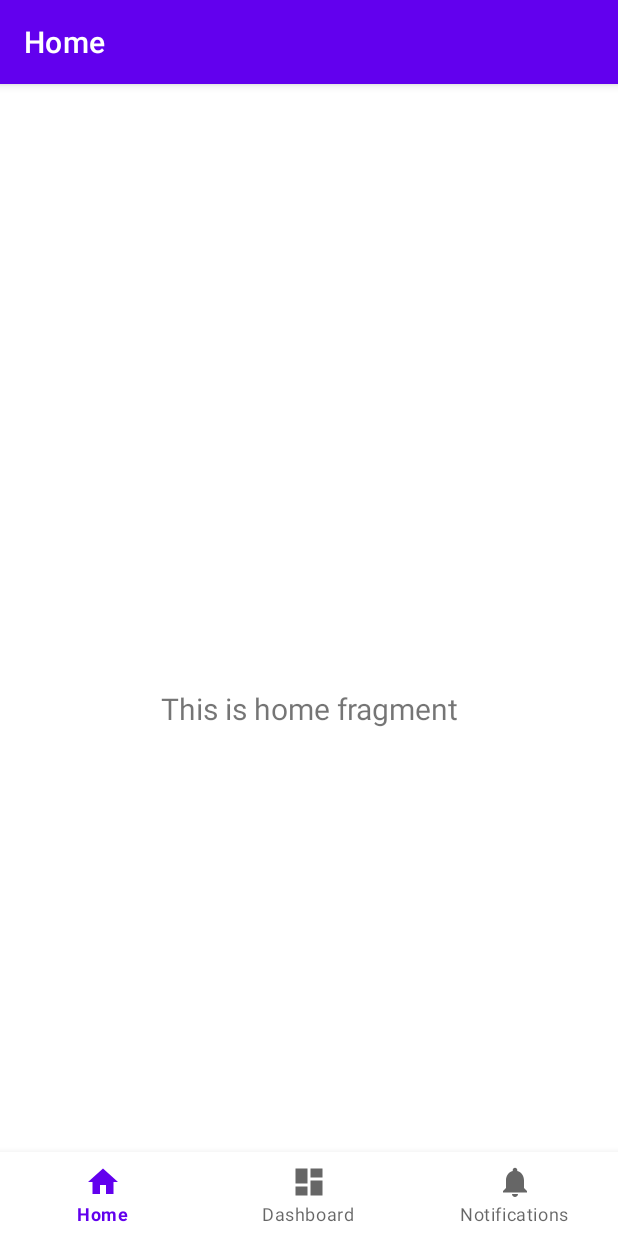
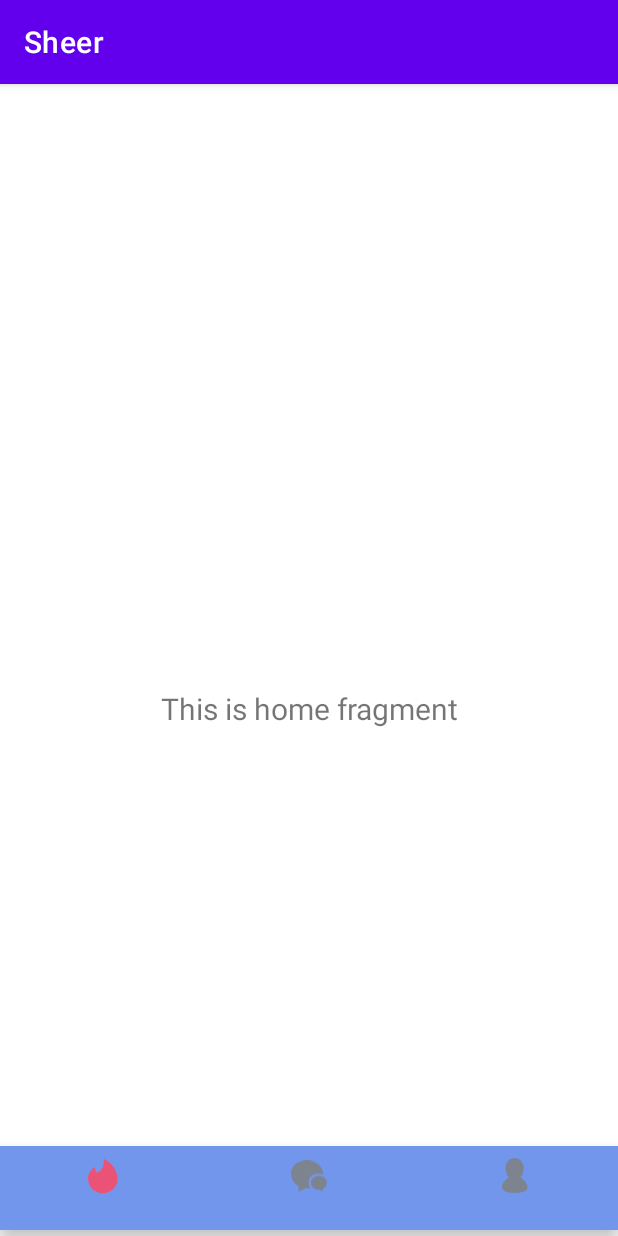
Before and after one commit to lucas-renato/Sheer, an Android app: the screen it shows after launch (MainActivity), on a phone screen of 412 x 824 dp. Run offline under Robolectric (Android 15) with nearby library versions, the phone set to English and light mode, and no system bars; our stand-ins replace navigation-ui.

Commit message:
alterações no menu

```diff
--- a/app/build.gradle.kts
+++ b/app/build.gradle.kts
@@ -43,6 +43,7 @@ dependencies {
     implementation(libs.lifecycle.viewmodel.ktx)
     implementation(libs.navigation.fragment)
     implementation(libs.navigation.ui)
+    implementation(libs.activity)
     testImplementation(libs.junit)
     androidTestImplementation(libs.ext.junit)
     androidTestImplementation(libs.espresso.core)
--- a/app/src/main/AndroidManifest.xml
+++ b/app/src/main/AndroidManifest.xml
@@ -11,16 +11,21 @@
         android:roundIcon="@mipmap/ic_launcher_round"
         android:supportsRtl="true"
         android:theme="@style/Theme.Sheer">
+
         <activity
-            android:name=".MainActivity"
-            android:exported="true"
-            android:label="@string/app_name">
+            android:name=".Inicio"
+            android:exported="true">
             <intent-filter>
                 <action android:name="android.intent.action.MAIN" />
-
                 <category android:name="android.intent.category.LAUNCHER" />
             </intent-filter>
         </activity>
+
+        <activity
+            android:name=".MainActivity"
+            android:exported="false"
+            android:label="@string/app_name" />
     </application>
 
+
 </manifest>
--- /dev/null
+++ b/app/src/main/java/com/example/sheer/Inicio.java
@@ -0,0 +1,33 @@
+package com.example.sheer;
+
+import android.content.Intent;
+import android.os.Bundle;
+import android.os.Handler;
+
+import androidx.activity.EdgeToEdge;
+import androidx.appcompat.app.AppCompatActivity;
+import androidx.core.graphics.Insets;
+import androidx.core.view.ViewCompat;
+import androidx.core.view.WindowInsetsCompat;
+
+public class Inicio extends AppCompatActivity {
+
+    @Override
+    protected void onCreate(Bundle savedInstanceState) {
+        super.onCreate(savedInstanceState);
+        EdgeToEdge.enable(this);
+        setContentView(R.layout.activity_inicio);
+
+        ViewCompat.setOnApplyWindowInsetsListener(findViewById(R.id.main), (v, insets) -> {
+            Insets systemBars = insets.getInsets(WindowInsetsCompat.Type.systemBars());
+            v.setPadding(systemBars.left, systemBars.top, systemBars.right, systemBars.bottom);
+            return insets;
+        });
+
+        new Handler().postDelayed(() -> {
+            Intent intent = new Intent(Inicio.this, MainActivity.class);
+            startActivity(intent);
+            finish();
+        }, 5000);
+    }
+}
--- /dev/null
+++ b/app/src/main/res/color/nav_item_color.xml
@@ -0,0 +1,5 @@
+<?xml version="1.0" encoding="utf-8"?>
+<selector xmlns:android="http://schemas.android.com/apk/res/android">
+    <item android:color="@color/sheer" android:state_checked="true" />
+    <item android:color="@color/cinza" />
+</selector>
--- /dev/null
+++ b/app/src/main/res/drawable/chat.xml
@@ -0,0 +1,10 @@
+<vector xmlns:android="http://schemas.android.com/apk/res/android"
+    android:width="31dp"
+    android:height="27dp"
+    android:viewportWidth="31"
+    android:viewportHeight="27">
+  <path
+      android:pathData="M6.533,26.516L6.389,22.206C6.385,22.08 6.311,21.968 6.199,21.911C4.02,20.797 0,17.335 0,11.589C0,4.199 6.382,0 13.772,0C20.997,0 27.419,4.816 27.702,11.78C27.711,12.012 27.479,12.178 27.256,12.113C26.473,11.882 25.154,11.589 23.849,11.589C21.833,11.589 15.283,12.26 15.283,18.978C15.283,20.944 15.827,22.318 16.346,23.122C16.518,23.388 16.323,23.849 16.005,23.849H13.011C12.959,23.849 12.908,23.861 12.861,23.884L7.018,26.806C6.799,26.915 6.541,26.761 6.533,26.516ZM30.903,19.314C30.903,21.582 29.48,23.559 27.376,24.593V26.285C27.376,26.544 27.093,26.706 26.869,26.574L24.749,25.326C24.508,25.349 24.264,25.36 24.017,25.36C20.214,25.36 17.131,22.653 17.131,19.314C17.131,15.975 20.214,13.268 24.017,13.268C27.82,13.268 30.903,15.975 30.903,19.314Z"
+      android:fillColor="#7D848F"
+      android:fillType="evenOdd"/>
+</vector>
--- a/app/src/main/res/drawable/ic_dashboard_black_24dp.xml
+++ /dev/null
@@ -1,9 +0,0 @@
-<vector xmlns:android="http://schemas.android.com/apk/res/android"
-    android:width="24dp"
-    android:height="24dp"
-    android:viewportWidth="24.0"
-    android:viewportHeight="24.0">
-    <path
-        android:fillColor="#FF000000"
-        android:pathData="M3,13h8L11,3L3,3v10zM3,21h8v-6L3,15v6zM13,21h8L21,11h-8v10zM13,3v6h8L21,3h-8z" />
-</vector>
--- a/app/src/main/res/drawable/ic_home_black_24dp.xml
+++ /dev/null
@@ -1,9 +0,0 @@
-<vector xmlns:android="http://schemas.android.com/apk/res/android"
-    android:width="24dp"
-    android:height="24dp"
-    android:viewportWidth="24.0"
-    android:viewportHeight="24.0">
-    <path
-        android:fillColor="#FF000000"
-        android:pathData="M10,20v-6h4v6h5v-8h3L12,3 2,12h3v8z" />
-</vector>
--- a/app/src/main/res/drawable/ic_notifications_black_24dp.xml
+++ /dev/null
@@ -1,9 +0,0 @@
-<vector xmlns:android="http://schemas.android.com/apk/res/android"
-    android:width="24dp"
-    android:height="24dp"
-    android:viewportWidth="24.0"
-    android:viewportHeight="24.0">
-    <path
-        android:fillColor="#FF000000"
-        android:pathData="M12,22c1.1,0 2,-0.9 2,-2h-4c0,1.1 0.89,2 2,2zM18,16v-5c0,-3.07 -1.64,-5.64 -4.5,-6.32L13.5,4c0,-0.83 -0.67,-1.5 -1.5,-1.5s-1.5,0.67 -1.5,1.5v0.68C7.63,5.36 6,7.92 6,11v5l-2,2v1h16v-1l-2,-2z" />
-</vector>
--- /dev/null
+++ b/app/src/main/res/drawable/tinder_icon.xml
@@ -0,0 +1,9 @@
+<vector xmlns:android="http://schemas.android.com/apk/res/android"
+    android:width="23dp"
+    android:height="28dp"
+    android:viewportWidth="23"
+    android:viewportHeight="28">
+  <path
+      android:pathData="M22.609,16.146C22.609,22.378 17.557,27.43 11.325,27.43C5.093,27.43 0.041,22.378 0.041,16.146C0.041,12.091 2.18,9.062 5.392,7.073C5.392,7.073 5.276,11.144 6.904,11.261C8.533,11.377 13.07,7.422 12.023,0.558C20.864,5.095 22.609,12.5 22.609,16.146Z"
+      android:fillColor="#7D848F"/>
+</vector>
--- /dev/null
+++ b/app/src/main/res/drawable/user.xml
@@ -0,0 +1,10 @@
+<vector xmlns:android="http://schemas.android.com/apk/res/android"
+    android:width="20dp"
+    android:height="27dp"
+    android:viewportWidth="20"
+    android:viewportHeight="27">
+  <path
+      android:pathData="M9.731,26.032C9.734,26.032 9.738,26.032 9.741,26.032C9.743,26.032 9.745,26.032 9.747,26.032C14.109,26.03 19.461,25.52 19.461,21.665C19.461,18.795 16.273,16.089 14.339,14.866C14.139,14.739 14.119,14.451 14.29,14.288C15.913,12.747 16.621,10.077 16.621,6.77C16.476,3.006 13.451,0 9.741,0C6.048,0 3.034,2.978 2.863,6.717C2.863,10.077 3.789,12.976 5.171,14.288C5.343,14.451 5.322,14.739 5.122,14.866C3.188,16.089 0,18.795 0,21.665C0,25.52 5.352,26.03 9.714,26.032C9.716,26.032 9.718,26.032 9.72,26.032C9.724,26.032 9.727,26.032 9.731,26.032Z"
+      android:fillColor="#7D848F"
+      android:fillType="evenOdd"/>
+</vector>
--- /dev/null
+++ b/app/src/main/res/layout/activity_inicio.xml
@@ -0,0 +1,19 @@
+<?xml version="1.0" encoding="utf-8"?>
+<androidx.constraintlayout.widget.ConstraintLayout xmlns:android="http://schemas.android.com/apk/res/android"
+    xmlns:app="http://schemas.android.com/apk/res-auto"
+    xmlns:tools="http://schemas.android.com/tools"
+    android:id="@+id/main"
+    android:layout_width="match_parent"
+    android:layout_height="match_parent"
+    tools:context=".Inicio">
+
+    <ImageView
+        android:id="@+id/imageView2"
+        android:layout_width="wrap_content"
+        android:layout_height="wrap_content"
+        app:layout_constraintBottom_toBottomOf="parent"
+        app:layout_constraintEnd_toEndOf="parent"
+        app:layout_constraintStart_toStartOf="parent"
+        app:layout_constraintTop_toTopOf="parent"
+        app:srcCompat="@drawable/logo" />
+</androidx.constraintlayout.widget.ConstraintLayout>
--- a/app/src/main/res/layout/activity_main.xml
+++ b/app/src/main/res/layout/activity_main.xml
@@ -10,13 +10,16 @@
         android:id="@+id/nav_view"
         android:layout_width="0dp"
         android:layout_height="wrap_content"
-        android:layout_marginStart="0dp"
-        android:layout_marginEnd="0dp"
-        android:background="?android:attr/windowBackground"
+        android:layout_marginBottom="4dp"
+        android:background="@color/azul_sheer"
         app:layout_constraintBottom_toBottomOf="parent"
+        app:layout_constraintHorizontal_bias="1.0"
         app:layout_constraintLeft_toLeftOf="parent"
         app:layout_constraintRight_toRightOf="parent"
-        app:menu="@menu/bottom_nav_menu" />
+        app:menu="@menu/bottom_nav_menu"
+
+        app:itemIconTint="@color/nav_item_color"
+        app:itemTextColor="@color/nav_item_color"/>
 
     <fragment
         android:id="@+id/nav_host_fragment_activity_main"
--- a/app/src/main/res/menu/bottom_nav_menu.xml
+++ b/app/src/main/res/menu/bottom_nav_menu.xml
@@ -3,17 +3,14 @@
 
     <item
         android:id="@+id/navigation_home"
-        android:icon="@drawable/ic_home_black_24dp"
-        android:title="@string/title_home" />
+        android:icon="@drawable/tinder_icon" />
 
     <item
         android:id="@+id/navigation_dashboard"
-        android:icon="@drawable/ic_dashboard_black_24dp"
-        android:title="@string/title_dashboard" />
+        android:icon="@drawable/chat" />
 
     <item
         android:id="@+id/navigation_notifications"
-        android:icon="@drawable/ic_notifications_black_24dp"
-        android:title="@string/title_notifications" />
+        android:icon="@drawable/user" />
 
 </menu>
--- a/app/src/main/res/values/colors.xml
+++ b/app/src/main/res/values/colors.xml
@@ -7,4 +7,7 @@
     <color name="teal_700">#FF018786</color>
     <color name="black">#FF000000</color>
     <color name="white">#FFFFFFFF</color>
+    <color name="sheer">#EB5376</color>
+    <color name="azul_sheer">#7196EC</color>
+    <color name="cinza">#7D848F</color>
 </resources>
--- a/app/src/main/res/values/strings.xml
+++ b/app/src/main/res/values/strings.xml
@@ -1,6 +1,6 @@
 <resources>
     <string name="app_name">Sheer</string>
-    <string name="title_home">Home</string>
-    <string name="title_dashboard">Dashboard</string>
-    <string name="title_notifications">Notifications</string>
+    <string name="title_home">Sheer</string>
+    <string name="title_dashboard">Sheer</string>
+    <string name="title_notifications">Sheer</string>
 </resources>
--- a/gradle/libs.versions.toml
+++ b/gradle/libs.versions.toml
@@ -10,6 +10,7 @@ lifecycleLivedataKtx = "2.9.3"
 lifecycleViewmodelKtx = "2.9.3"
 navigationFragment = "2.9.3"
 navigationUi = "2.9.3"
+activity = "1.8.0"
 
 [libraries]
 junit = { group = "junit", name = "junit", version.ref = "junit" }
@@ -22,6 +23,7 @@ lifecycle-livedata-ktx = { group = "androidx.lifecycle", name = "lifecycle-lived
 lifecycle-viewmodel-ktx = { group = "androidx.lifecycle", name = "lifecycle-viewmodel-ktx", version.ref = "lifecycleViewmodelKtx" }
 navigation-fragment = { group = "androidx.navigation", name = "navigation-fragment", version.ref = "navigationFragment" }
 navigation-ui = { group = "androidx.navigation", name = "navigation-ui", version.ref = "navigationUi" }
+activity = { group = "androidx.activity", name = "activity", version.ref = "activity" }
 
 [plugins]
 android-application = { id = "com.android.application", version.ref = "agp" }
```
Also changed, not shown: app/src/main/res/drawable/logo.jpg (added).
